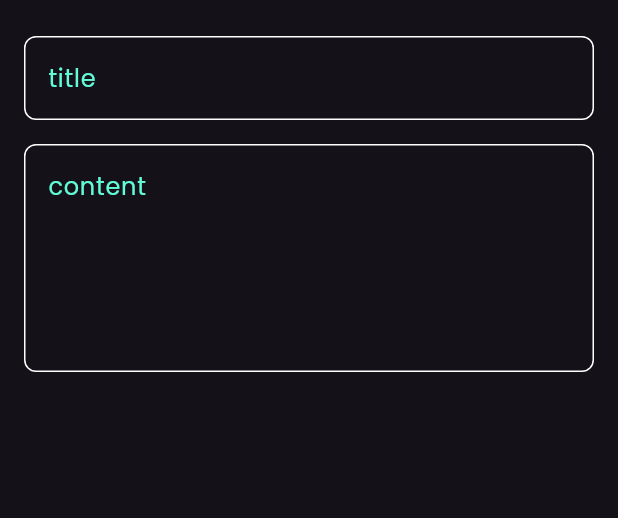
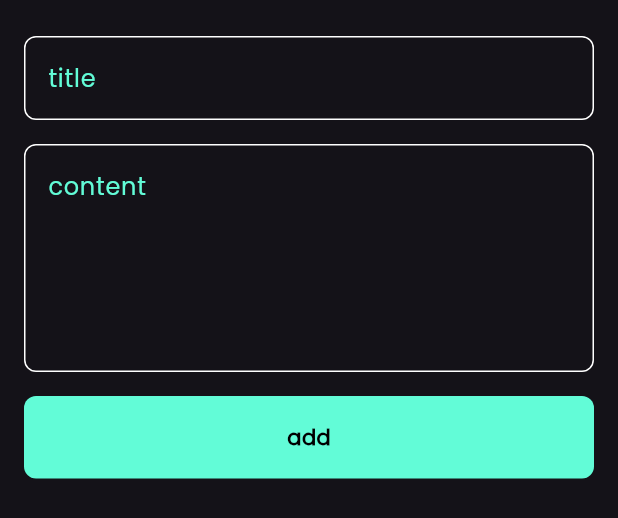
Before and after one commit to MohamedHamedAbdulhakam/notes_app, a Flutter app: the AddNoteButtomSheet widget shown alone on an empty page, opened directly, on a phone screen of 412 x 824 dp. Shown: the top 518 px of the screen. Run offline on Flutter 3.47's test engine with Material 3 defaults, Android fonts, the phone set to English and light mode, and no system bars.

Commit message:
finish add note buttom sheet part two

```diff
--- a/lib/views/widgets/add_note_buttom_sheet.dart
+++ b/lib/views/widgets/add_note_buttom_sheet.dart
@@ -1,4 +1,6 @@
 import 'package:flutter/material.dart';
+import 'package:notes_app/constants.dart';
+import 'package:notes_app/views/widgets/custom_bottom.dart';
 import 'package:notes_app/views/widgets/custom_text_field.dart';
 
 class AddNoteButtomSheet extends StatelessWidget {
@@ -8,6 +10,7 @@ class AddNoteButtomSheet extends StatelessWidget {
   Widget build(BuildContext context) {
     return const Padding(
       padding: EdgeInsets.symmetric(horizontal: 16),
+      child: SingleChildScrollView(
         child: Column(
           children: [
             SizedBox(
@@ -22,18 +25,14 @@ class AddNoteButtomSheet extends StatelessWidget {
             CustomTextField(
               hint: 'content',
               maxLines: 5,
-          )
+            ),
+            SizedBox(
+              height: 16,
+            ),
+            customButton(),
           ],
+        ),
       ),
     );
   }
 }
-
-class customButton extends StatelessWidget {
-  const customButton({super.key});
-
-  @override
-  Widget build(BuildContext context) {
-    return Container();
-  }
-}
--- /dev/null
+++ b/lib/views/widgets/custom_bottom.dart
@@ -0,0 +1,22 @@
+import 'package:flutter/material.dart';
+import 'package:notes_app/constants.dart';
+
+class customButton extends StatelessWidget {
+  const customButton({super.key});
+
+  @override
+  Widget build(BuildContext context) {
+    return Container(
+      width: MediaQuery.of(context).size.width,
+      height: 55,
+      decoration: BoxDecoration(
+          color: kprimarycolor, borderRadius: BorderRadius.circular(8)),
+      child: const Center(
+        child: Text(
+          'add',
+          style: TextStyle(color: Colors.black, fontWeight: FontWeight.bold),
+        ),
+      ),
+    );
+  }
+}
```
Lines whose indentation alone changed are shown as unchanged.
